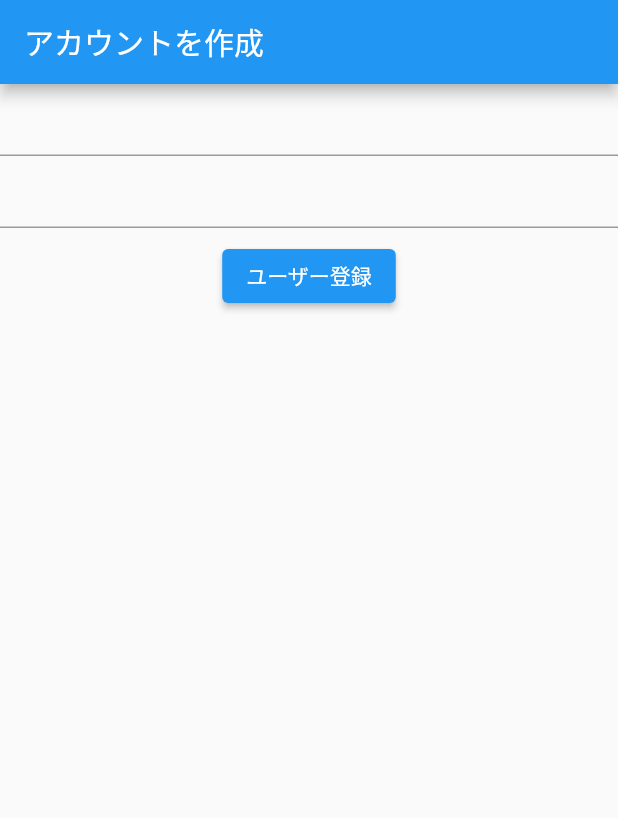
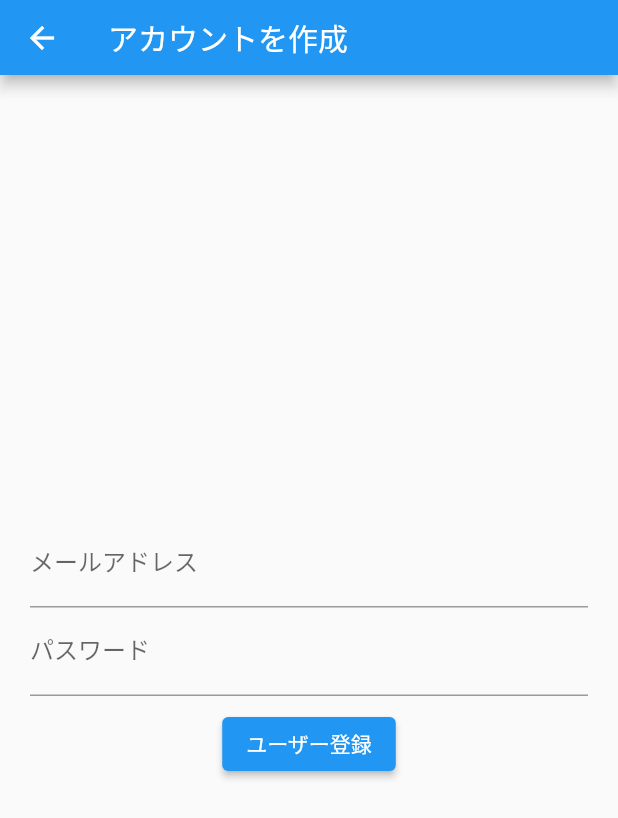
Before and after one commit to Yuta-KTD/one_minutes_memo, a Flutter app: the screen it shows after launch, after a tap on "会員登録はこちらから", on a phone screen of 412 x 824 dp. Shown: the top 818 px of the screen. Run offline on Flutter 3.47's test engine with Material 2 defaults, Android fonts, the phone set to English and light mode, and no system bars; our stand-ins replace firebase_auth, firebase_core, flutter_form_builder, flutter_riverpod, form_builder_validators, freezed_annotation and 1 more; accounts and stored records are empty; network calls fail.

Commit message:
ベースWidget作成

```diff
--- a/lib/feature/auth/presentation/sign_in_screen.dart
+++ b/lib/feature/auth/presentation/sign_in_screen.dart
@@ -1,11 +1,10 @@
 import 'package:flutter/material.dart';
 import 'package:flutter_riverpod/flutter_riverpod.dart';
 import 'package:go_router/go_router.dart';
-import 'package:one_minutes_memo/constant/text_const.dart';
 import 'package:one_minutes_memo/feature/auth/presentation/controller/sign_in_controller.dart';
 import 'package:one_minutes_memo/ui/component/button/loading_button.dart';
 import 'package:one_minutes_memo/ui/component/button/primary_button.dart';
-import 'package:one_minutes_memo/ui/component/simple_text.dart';
+import 'package:one_minutes_memo/ui/theme/form_screen_theme.dart';
 import 'package:one_minutes_memo/util/async_value_ui.dart';
 
 class SignInScreen extends ConsumerStatefulWidget {
@@ -34,12 +33,7 @@ class _SignInScreenState extends ConsumerState<SignInScreen> {
       (_, state) => state.showSnackbarOnError(context),
     );
     final signInControllerAsyncValue = ref.watch(signInControllerAsyncProvider);
-    return Scaffold(
-      appBar: AppBar(
-        title: const SimpleText(TextConst.signInTitle),
-      ),
-      body: Center(
-        child: Column(
+    return FormScreenTheme(
       children: [
         Form(
           key: _signInFormKey,
@@ -47,9 +41,11 @@ class _SignInScreenState extends ConsumerState<SignInScreen> {
             children: [
               TextFormField(
                 controller: _emailController,
+                decoration: const InputDecoration(labelText: 'メールアドレス'),
               ),
               TextFormField(
                 controller: _passwordController,
+                decoration: const InputDecoration(labelText: 'パスワード'),
               ),
               Padding(
                 padding: const EdgeInsets.all(8.0),
@@ -67,8 +63,6 @@ class _SignInScreenState extends ConsumerState<SignInScreen> {
           text: '会員登録はこちらから',
         ),
       ],
-        ),
-      ),
     );
   }
 
--- a/lib/feature/auth/presentation/sign_up_screen.dart
+++ b/lib/feature/auth/presentation/sign_up_screen.dart
@@ -2,7 +2,8 @@ import 'package:flutter/material.dart';
 import 'package:flutter_riverpod/flutter_riverpod.dart';
 import 'package:one_minutes_memo/constant/text_const.dart';
 import 'package:one_minutes_memo/feature/auth/presentation/controller/sign_up_controller.dart';
-import 'package:one_minutes_memo/ui/component/simple_text.dart';
+import 'package:one_minutes_memo/ui/component/basic_app_bar.dart';
+import 'package:one_minutes_memo/ui/theme/form_screen_theme.dart';
 
 class SignUpScreen extends ConsumerStatefulWidget {
   const SignUpScreen({super.key});
@@ -25,20 +26,22 @@ class _SignUpScreenState extends ConsumerState<SignUpScreen> {
 
   @override
   Widget build(BuildContext context) {
-    return Scaffold(
-      appBar: AppBar(
-        title: const SimpleText(TextConst.signUpTitle),
+    return FormScreenTheme(
+      appBar: const BasicAppBar(
+        title: TextConst.signUpTitle,
       ),
-      body: Center(
-        child: Form(
+      children: [
+        Form(
           key: _formKey,
           child: Column(
             children: [
               TextFormField(
                 controller: _emailController,
+                decoration: const InputDecoration(labelText: 'メールアドレス'),
               ),
               TextFormField(
                 controller: _passwordController,
+                decoration: const InputDecoration(labelText: 'パスワード'),
               ),
               Padding(
                 padding: const EdgeInsets.all(8.0),
@@ -50,7 +53,7 @@ class _SignUpScreenState extends ConsumerState<SignUpScreen> {
             ],
           ),
         ),
-      ),
+      ],
     );
   }
 
--- a/lib/router/router.dart
+++ b/lib/router/router.dart
@@ -15,10 +15,12 @@ final routerProvider = Provider.autoDispose<GoRouter>(
         GoRoute(
           path: '/',
           builder: (context, state) => const SignInScreen(),
-        ),
-        GoRoute(
-          path: '/signup',
-          builder: (context, state) => const SignUpScreen(),
+          routes: <RouteBase>[
+            GoRoute(
+              path: 'signup',
+              builder: (context, state) => const SignUpScreen(),
+            ),
+          ],
         ),
         GoRoute(
           path: '/title',
--- /dev/null
+++ b/lib/ui/component/basic_app_bar.dart
@@ -0,0 +1,18 @@
+import 'package:flutter/material.dart';
+import 'package:one_minutes_memo/ui/component/simple_text.dart';
+
+class BasicAppBar extends StatelessWidget implements PreferredSizeWidget {
+  const BasicAppBar({super.key, required this.title});
+
+  final String title;
+
+  @override
+  Size get preferredSize => const Size.fromHeight(50.0);
+
+  @override
+  Widget build(BuildContext context) {
+    return AppBar(
+      title: SimpleText(title),
+    );
+  }
+}
--- /dev/null
+++ b/lib/ui/theme/form_screen_theme.dart
@@ -0,0 +1,28 @@
+import 'package:flutter/material.dart';
+import 'package:one_minutes_memo/ui/component/basic_app_bar.dart';
+
+class FormScreenTheme extends StatelessWidget {
+  const FormScreenTheme({super.key, required this.children, this.appBar});
+
+  final List<Widget> children;
+  final BasicAppBar? appBar;
+
+  @override
+  Widget build(BuildContext context) {
+    return Scaffold(
+      appBar: appBar ??
+          const BasicAppBar(
+            title: '１分間メモ',
+          ),
+      body: SafeArea(
+        child: Padding(
+          padding: const EdgeInsets.symmetric(horizontal: 20.0),
+          child: Column(
+            mainAxisAlignment: MainAxisAlignment.center,
+            children: children,
+          ),
+        ),
+      ),
+    );
+  }
+}
```
Lines whose indentation alone changed are shown as unchanged.
